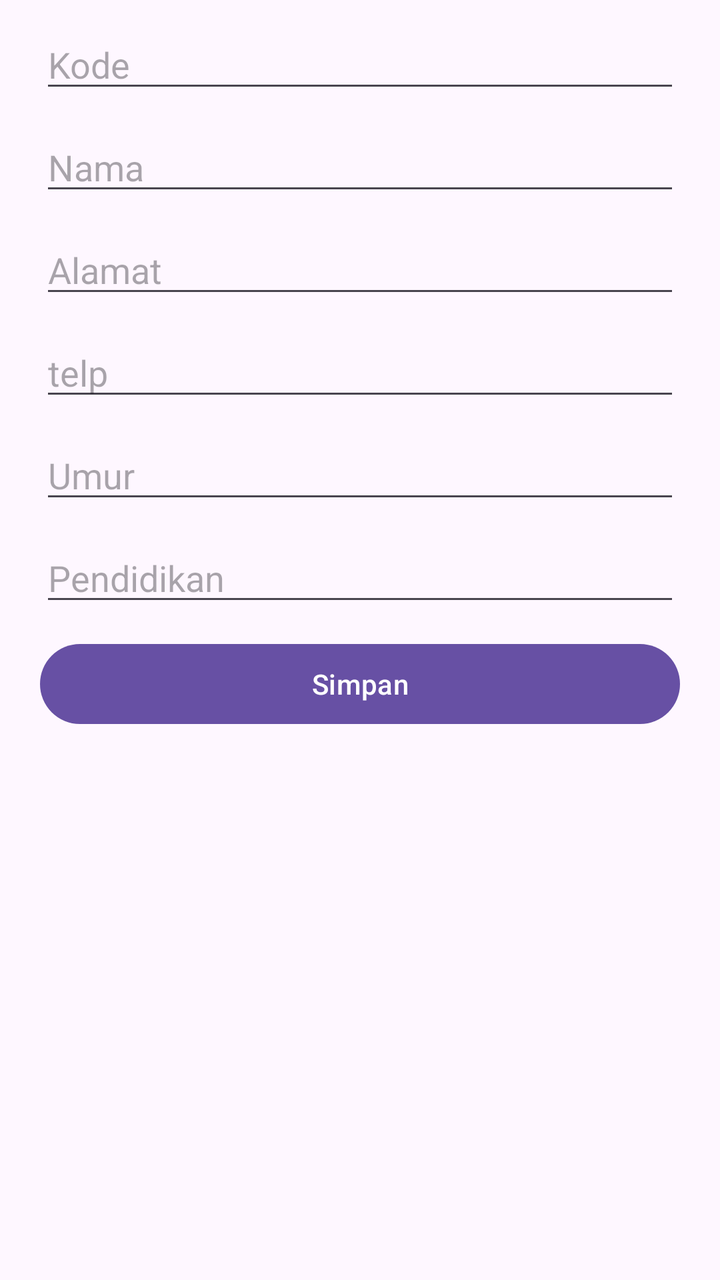
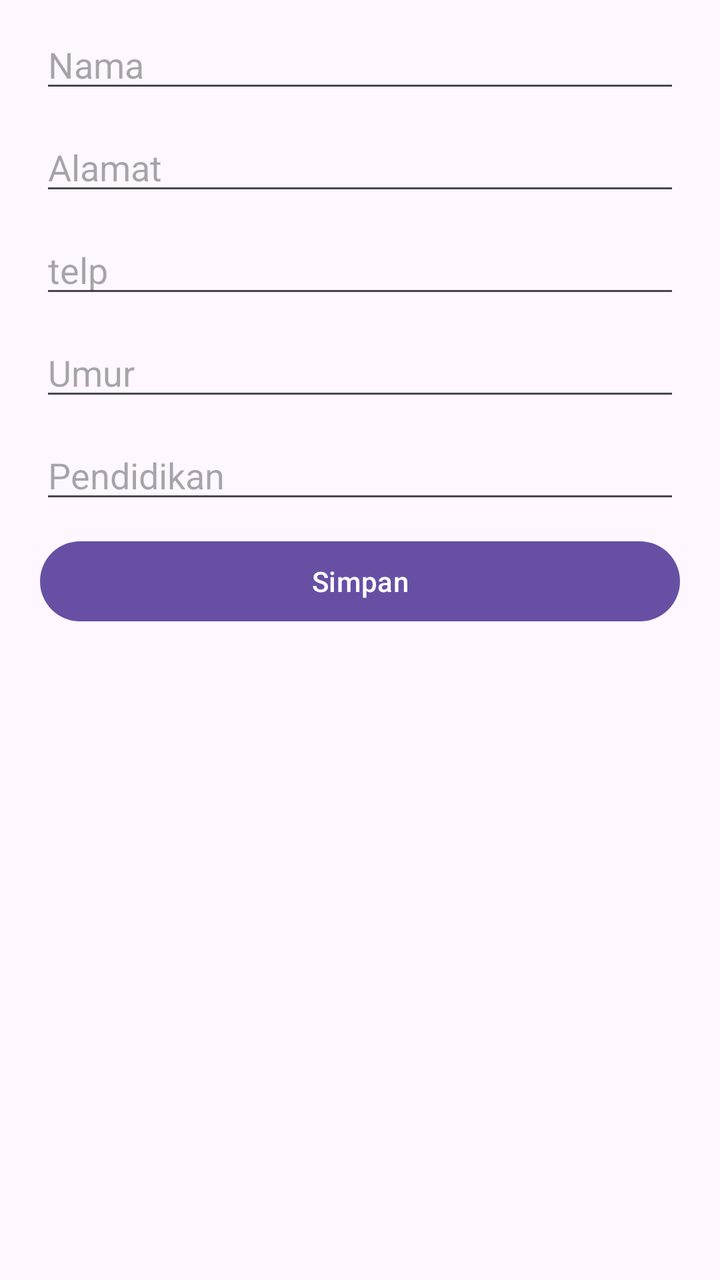

Screens rendered from an Android XML layout before and after an edit, with the pre-edit source and the edit as a unified diff.
<!-- AndroidManifest.xml: application theme Theme.Test01 -->
<!-- res/layout/activity_main.xml -->
<?xml version="1.0" encoding="utf-8"?>
<androidx.constraintlayout.widget.ConstraintLayout
    xmlns:android="http://schemas.android.com/apk/res/android"
    xmlns:app="http://schemas.android.com/apk/res-auto"
    xmlns:tools="http://schemas.android.com/tools"
    android:id="@+id/main"
    android:layout_width="match_parent"
    android:layout_height="match_parent"
    tools:context="com.example.test01.MainActivity">



    
    <EditText
        android:id="@+id/etKode"
        android:layout_width="match_parent"
        android:layout_height="wrap_content"
        android:layout_marginStart="20dp"
        android:layout_marginTop="10dp"
        android:layout_marginEnd="20dp"
        android:hint="Kode"
        app:layout_constraintEnd_toEndOf="parent"
        app:layout_constraintStart_toStartOf="parent"
        app:layout_constraintTop_toTopOf="parent" />

    <EditText
        android:id="@+id/etNama"
        android:layout_width="match_parent"
        android:layout_height="wrap_content"
        android:layout_marginStart="20dp"
        android:layout_marginTop="10dp"
        android:layout_marginEnd="20dp"
        android:hint="Nama"
        app:layout_constraintEnd_toEndOf="parent"
        app:layout_constraintStart_toStartOf="parent"
        app:layout_constraintTop_toBottomOf="@+id/etKode" />

    <EditText
        android:id="@+id/etAlamat"
        android:layout_width="match_parent"
        android:layout_height="wrap_content"
        android:layout_marginStart="20dp"
        android:layout_marginTop="10dp"
        android:layout_marginEnd="20dp"
        android:hint="Alamat"
        app:layout_constraintEnd_toEndOf="parent"
        app:layout_constraintStart_toStartOf="parent"
        app:layout_constraintTop_toBottomOf="@+id/etNama" />

    <EditText
        android:id="@+id/etTelp"
        android:layout_width="match_parent"
        android:layout_height="wrap_content"
        android:layout_marginStart="20dp"
        android:layout_marginTop="10dp"
        android:layout_marginEnd="20dp"
        android:hint="telp"
        app:layout_constraintEnd_toEndOf="parent"
        app:layout_constraintStart_toStartOf="parent"
        app:layout_constraintTop_toBottomOf="@+id/etAlamat" />

    <EditText
        android:id="@+id/etUmur"
        android:layout_width="match_parent"
        android:layout_height="wrap_content"
        android:layout_marginStart="20dp"
        android:layout_marginTop="10dp"
        android:layout_marginEnd="20dp"
        android:hint="Umur"
        android:inputType="number"
        app:layout_constraintEnd_toEndOf="parent"
        app:layout_constraintStart_toStartOf="parent"
        app:layout_constraintTop_toBottomOf="@+id/etTelp" />

    <EditText
        android:id="@+id/etPendidikan"
        android:layout_width="match_parent"
        android:layout_height="wrap_content"
        android:layout_marginStart="20dp"
        android:layout_marginTop="10dp"
        android:layout_marginEnd="20dp"
        android:hint="Pendidikan"
        app:layout_constraintEnd_toEndOf="parent"
        app:layout_constraintStart_toStartOf="parent"
        app:layout_constraintTop_toBottomOf="@+id/etUmur" />

    <Button
        android:id="@+id/btnSave"
        android:layout_width="match_parent"
        android:layout_height="wrap_content"
        android:layout_marginStart="20dp"
        android:layout_marginTop="10dp"
        android:layout_marginEnd="20dp"
        android:text="Simpan"
        app:layout_constraintEnd_toEndOf="parent"
        app:layout_constraintStart_toStartOf="parent"
        app:layout_constraintTop_toBottomOf="@+id/etPendidikan" />



    
    <androidx.recyclerview.widget.RecyclerView
        android:id="@+id/recyclerView"
        android:layout_width="0dp"
        android:layout_height="0dp"
        android:layout_marginStart="20dp"
        android:layout_marginTop="10dp"
        android:layout_marginEnd="20dp"
        android:layout_marginBottom="20dp"
        app:layout_constraintBottom_toBottomOf="parent"
        app:layout_constraintEnd_toEndOf="parent"
        app:layout_constraintStart_toStartOf="parent"
        app:layout_constraintTop_toBottomOf="@+id/btnSave"/>

</androidx.constraintlayout.widget.ConstraintLayout>
<!-- resources referenced by this layout -->
<resources>
  <style name="Theme.Test01" parent="Base.Theme.Test01" />
  <style name="Base.Theme.Test01" parent="Theme.Material3.DayNight.NoActionBar">
          
          
      </style>
</resources>

<!-- the commit's change to res/layout/activity_main.xml (unified diff, before → after) -->
@@ -11,17 +11,6 @@
 
 
     
-    <EditText
-        android:id="@+id/etKode"
-        android:layout_width="match_parent"
-        android:layout_height="wrap_content"
-        android:layout_marginStart="20dp"
-        android:layout_marginTop="10dp"
-        android:layout_marginEnd="20dp"
-        android:hint="Kode"
-        app:layout_constraintEnd_toEndOf="parent"
-        app:layout_constraintStart_toStartOf="parent"
-        app:layout_constraintTop_toTopOf="parent" />
 
     <EditText
         android:id="@+id/etNama"
@@ -33,7 +22,7 @@
         android:hint="Nama"
         app:layout_constraintEnd_toEndOf="parent"
         app:layout_constraintStart_toStartOf="parent"
-        app:layout_constraintTop_toBottomOf="@+id/etKode" />
+        app:layout_constraintTop_toTopOf="parent" />
 
     <EditText
         android:id="@+id/etAlamat"
